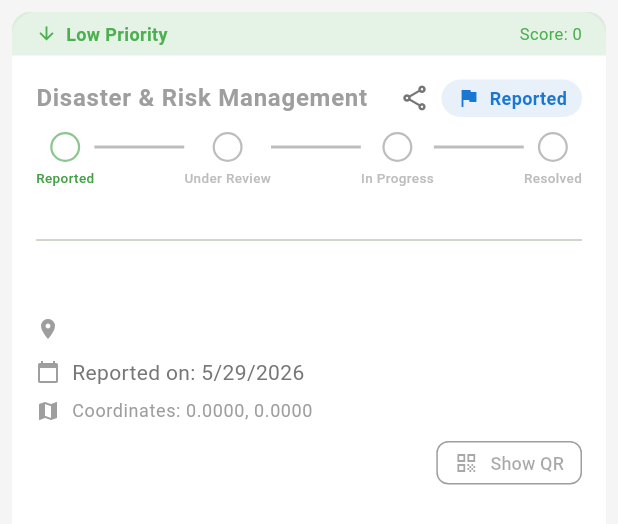
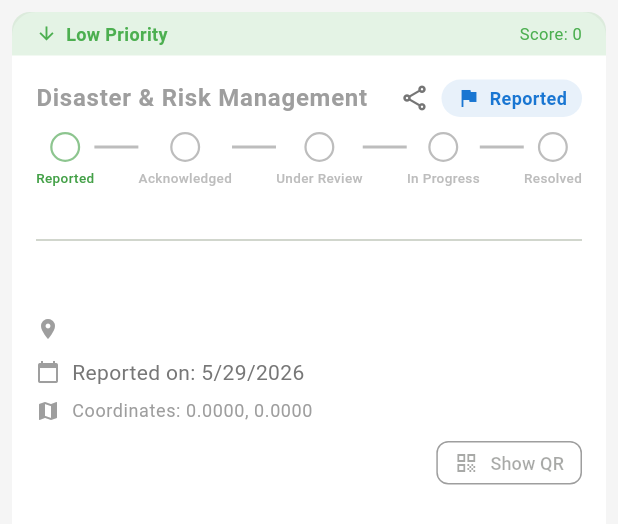
Before and after one commit to Project-Vizcaya/One-Vizcaya, a Flutter app: the ReportStatusCard widget shown alone on an empty page, opened directly with empty values, on a phone screen of 412 x 824 dp. Shown: the top 524 px of the screen. Run offline on Flutter 3.47's test engine with Material 3 defaults, Android fonts, the phone set to English and light mode, and no system bars; our stand-ins replace app_links, cloud_firestore, firebase_auth, firebase_core, firebase_messaging, firebase_storage and 12 more; missing offline and left inert: firebase_app_check; accounts and stored records are empty; generated files the repository leaves out were written again.

Commit message:
feat: add Acknowledged as step 2 in 5-step status hierarchy
New flow: Reported → Acknowledged → Under Review → In Progress → Resolved

- report_status.dart: add `acknowledged` enum value; fromString/toShortString cases
- report_status_card.dart: update all 4 switches + step tracker labels (5 steps)
- firebase_report_repository.dart: add acknowledged notification case
- admin_dashboard_screen.dart: add acknowledged to all status switches, summary bar badge, filter chips, ReportDetailSheet Acknowledge button, AdminReportCard Ack quick button
- functions/index.js: add acknowledged to statusLabels
- dashboard.html: CSS badge class, STATUS_LABELS/CLASS constants, bulk select option, filter chips, statCardFilter chipMap, openReportDetail status buttons

https://claude.ai/code/session_017kLuVimip9R4ubYctBT9qP

```diff
--- a/one_vizcaya/lib/data/repositories_impl/firebase_report_repository.dart
+++ b/one_vizcaya/lib/data/repositories_impl/firebase_report_repository.dart
@@ -151,6 +151,10 @@ class FirebaseReportRepository implements ReportRepository {
         body =
             'Great news! Your report has been resolved. Thank you for helping improve your community.';
         break;
+      case 'acknowledged':
+        title = 'Report Acknowledged';
+        body = 'The LGU has received and acknowledged your report.';
+        break;
       case 'under_review':
         title = 'Report Under Review';
         body = 'Your report is now being reviewed by the LGU.';
--- a/one_vizcaya/lib/domain/enums/report_status.dart
+++ b/one_vizcaya/lib/domain/enums/report_status.dart
@@ -1,5 +1,6 @@
 enum ReportStatus {
   reported,
+  acknowledged,
   underReview,
   ongoing,
   solved,
@@ -9,6 +10,8 @@ enum ReportStatus {
 extension ReportStatusExtension on ReportStatus {
   static ReportStatus fromString(String? status) {
     switch (status) {
+      case 'acknowledged':
+        return ReportStatus.acknowledged;
       case 'under_review':
         return ReportStatus.underReview;
       case 'ongoing':
--- a/one_vizcaya/lib/presentation/screens/admin_dashboard_screen.dart
+++ b/one_vizcaya/lib/presentation/screens/admin_dashboard_screen.dart
@@ -669,6 +669,8 @@ class _AdminDashboardScreenState extends State<AdminDashboardScreen>
             .length;
         final pending =
             reports.where((r) => r.status == ReportStatus.reported).length;
+        final acknowledged =
+            reports.where((r) => r.status == ReportStatus.acknowledged).length;
         final underReview =
             reports.where((r) => r.status == ReportStatus.underReview).length;
         final ongoing =
@@ -727,6 +729,19 @@ class _AdminDashboardScreenState extends State<AdminDashboardScreen>
                 }),
               ),
               _ClickableStatBadge(
+                label: 'Ack\'d',
+                count: acknowledged,
+                color: Colors.teal.shade200,
+                isSelected: _filterStatus == ReportStatus.acknowledged,
+                onTap: () => setState(() {
+                  _filterStatus =
+                      _filterStatus == ReportStatus.acknowledged
+                          ? null
+                          : ReportStatus.acknowledged;
+                  _filterPriority = null;
+                }),
+              ),
+              _ClickableStatBadge(
                 label: 'Review',
                 count: underReview,
                 color: Colors.purple.shade200,
@@ -822,12 +837,15 @@ class _AdminDashboardScreenState extends State<AdminDashboardScreen>
             const SizedBox(width: 4),
             ...[
               ReportStatus.reported,
+              ReportStatus.acknowledged,
               ReportStatus.underReview,
               ReportStatus.ongoing,
               ReportStatus.solved,
             ].map((s) {
               final label = s == ReportStatus.reported
                   ? 'Pending'
+                  : s == ReportStatus.acknowledged
+                      ? 'Acknowledged'
                       : s == ReportStatus.underReview
                           ? 'Under Review'
                           : s == ReportStatus.ongoing
@@ -835,6 +853,8 @@ class _AdminDashboardScreenState extends State<AdminDashboardScreen>
                               : 'Solved';
               final color = s == ReportStatus.reported
                   ? Colors.blue
+                  : s == ReportStatus.acknowledged
+                      ? Colors.teal
                       : s == ReportStatus.underReview
                           ? Colors.purple
                           : s == ReportStatus.ongoing
@@ -1561,6 +1581,19 @@ class _ReportDetailSheet extends StatelessWidget {
                     spacing: 8,
                     runSpacing: 8,
                     children: [
+                      if (report.status != ReportStatus.acknowledged)
+                        _ActionButton(
+                          label: 'Acknowledge',
+                          color: Colors.teal,
+                          icon: Icons.thumb_up_alt_outlined,
+                          onTap: () {
+                            if (report.userId != null) {
+                              onStatusUpdate(
+                                  report.id, report.userId!, 'acknowledged');
+                              Navigator.pop(context);
+                            }
+                          },
+                        ),
                       if (report.status != ReportStatus.underReview)
                         _ActionButton(
                           label: 'Under Review',
@@ -1675,6 +1708,8 @@ class _ReportDetailSheet extends StatelessWidget {
     switch (s) {
       case ReportStatus.reported:
         return Colors.blue.shade700;
+      case ReportStatus.acknowledged:
+        return Colors.teal.shade700;
       case ReportStatus.underReview:
         return Colors.purple.shade700;
       case ReportStatus.ongoing:
@@ -1690,6 +1725,8 @@ class _ReportDetailSheet extends StatelessWidget {
     switch (s) {
       case ReportStatus.reported:
         return 'Pending';
+      case ReportStatus.acknowledged:
+        return 'Acknowledged';
       case ReportStatus.underReview:
         return 'Under Review';
       case ReportStatus.ongoing:
@@ -1837,6 +1874,8 @@ class _AdminReportCard extends StatelessWidget {
     switch (s) {
       case ReportStatus.reported:
         return Colors.blue.shade700;
+      case ReportStatus.acknowledged:
+        return Colors.teal.shade700;
       case ReportStatus.underReview:
         return Colors.purple.shade700;
       case ReportStatus.ongoing:
@@ -1852,6 +1891,8 @@ class _AdminReportCard extends StatelessWidget {
     switch (s) {
       case ReportStatus.reported:
         return 'Pending';
+      case ReportStatus.acknowledged:
+        return 'Acknowledged';
       case ReportStatus.underReview:
         return 'Under Review';
       case ReportStatus.ongoing:
@@ -1867,6 +1908,8 @@ class _AdminReportCard extends StatelessWidget {
     switch (s) {
       case ReportStatus.reported:
         return Icons.flag;
+      case ReportStatus.acknowledged:
+        return Icons.thumb_up_alt_outlined;
       case ReportStatus.underReview:
         return Icons.rate_review;
       case ReportStatus.ongoing:
@@ -2083,6 +2126,21 @@ class _AdminReportCard extends StatelessWidget {
                             fontSize: 10, color: Colors.grey.shade400),
                       ),
                     ),
+                    if (report.status != ReportStatus.acknowledged)
+                      _SmallStatusButton(
+                        label: 'Ack',
+                        color: Colors.teal,
+                        onTap: () {
+                          if (report.userId != null) {
+                            onStatusUpdate(
+                                report.id, report.userId!, 'acknowledged');
+                          } else {
+                            ToastUtils.showError(
+                                'Cannot update: missing user info');
+                          }
+                        },
+                      ),
+                    const SizedBox(width: 4),
                     if (report.status != ReportStatus.underReview)
                       _SmallStatusButton(
                         label: 'Review',
--- a/one_vizcaya/lib/presentation/widgets/report_status_card.dart
+++ b/one_vizcaya/lib/presentation/widgets/report_status_card.dart
@@ -84,6 +84,8 @@ class _ReportStatusCardState extends State<ReportStatusCard>
     switch (status) {
       case ReportStatus.reported:
         return Icons.flag;
+      case ReportStatus.acknowledged:
+        return Icons.thumb_up_alt_outlined;
       case ReportStatus.underReview:
         return Icons.rate_review;
       case ReportStatus.ongoing:
@@ -99,6 +101,8 @@ class _ReportStatusCardState extends State<ReportStatusCard>
     switch (status) {
       case ReportStatus.reported:
         return Colors.blue.shade700;
+      case ReportStatus.acknowledged:
+        return Colors.teal.shade700;
       case ReportStatus.underReview:
         return Colors.purple.shade700;
       case ReportStatus.ongoing:
@@ -114,6 +118,8 @@ class _ReportStatusCardState extends State<ReportStatusCard>
     switch (status) {
       case ReportStatus.reported:
         return 'Reported';
+      case ReportStatus.acknowledged:
+        return 'Acknowledged';
       case ReportStatus.underReview:
         return 'Under Review';
       case ReportStatus.ongoing:
@@ -130,20 +136,21 @@ class _ReportStatusCardState extends State<ReportStatusCard>
     switch (status) {
       case ReportStatus.reported:
         return 0;
+      case ReportStatus.acknowledged:
+        return 1;
       case ReportStatus.underReview:
-        return 1;
+        return 2;
       case ReportStatus.ongoing:
-        return 2;
+        return 3;
       case ReportStatus.solved:
       case ReportStatus.archived:
-        return 3;
+        return 4;
     }
   }
 
   Widget _buildStepTracker() {
     final step = _currentStep(widget.report.status);
-    // Labels shortened to fit under small circles
-    const stepLabels = ['Reported', 'Under Review', 'In Progress', 'Resolved'];
+    const stepLabels = ['Reported', 'Acknowledged', 'Under Review', 'In Progress', 'Resolved'];
     final activeColor = Colors.green.shade600;
     const greyColor = Color(0xFFBDBDBD);
     const size = 20.0;
```
Also changed, not shown: 2 other files. Lines whose indentation alone changed are shown as unchanged.
